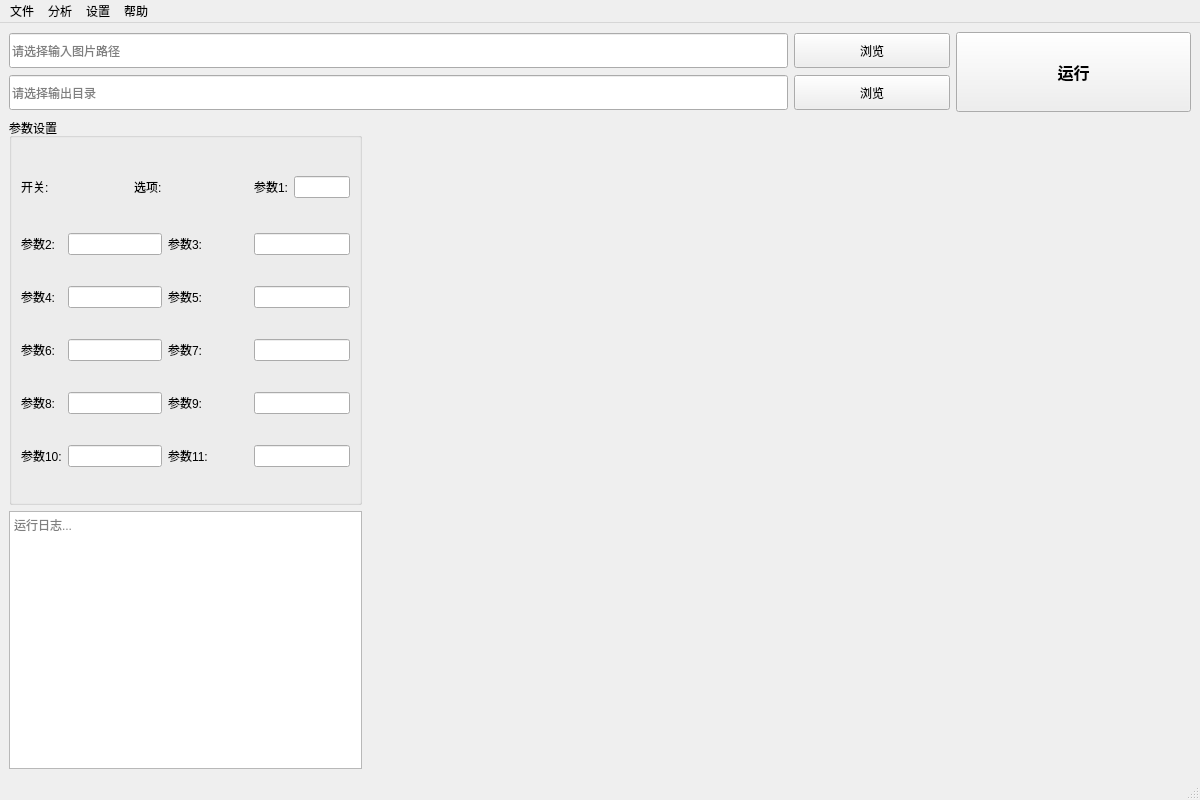
Qt form mainwindow.ui (Ruoave/Dark-optical-sectioning-with-Qt-) before a commit.
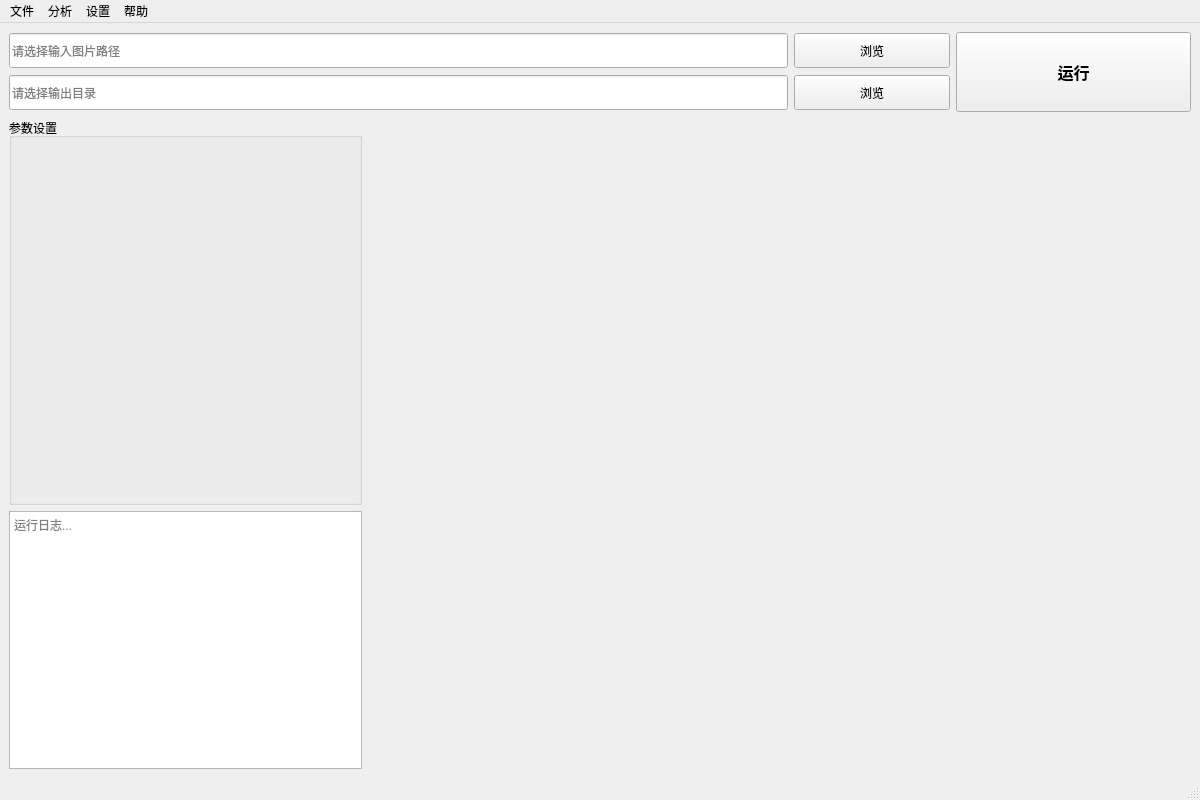
The same form after that commit.

Commit message: ui 4.1.0 绿区清空

```diff
--- a/mainwindow.ui
+++ b/mainwindow.ui
@@ -131,150 +131,6 @@
            <bool>false</bool>
           </property>
           <layout class="QGridLayout" name="gridLayout_params">
-           <item row="5" column="3">
-            <widget class="QLabel" name="label_param13">
-             <property name="text">
-              <string>参数11:</string>
-             </property>
-            </widget>
-           </item>
-           <item row="5" column="4" colspan="2">
-            <widget class="QLineEdit" name="lineEdit_param11"/>
-           </item>
-           <item row="3" column="4" colspan="2">
-            <widget class="QLineEdit" name="lineEdit_param7"/>
-           </item>
-           <item row="1" column="1" colspan="2">
-            <widget class="QLineEdit" name="lineEdit_param2"/>
-           </item>
-           <item row="0" column="0">
-            <widget class="QLabel" name="label_param1">
-             <property name="text">
-              <string>开关:</string>
-             </property>
-            </widget>
-           </item>
-           <item row="3" column="1" colspan="2">
-            <widget class="QLineEdit" name="lineEdit_param6"/>
-           </item>
-           <item row="2" column="1" colspan="2">
-            <widget class="QLineEdit" name="lineEdit_param4"/>
-           </item>
-           <item row="1" column="4" colspan="2">
-            <widget class="QLineEdit" name="lineEdit_param3"/>
-           </item>
-           <item row="5" column="0">
-            <widget class="QLabel" name="label_param12">
-             <property name="text">
-              <string>参数10:</string>
-             </property>
-            </widget>
-           </item>
-           <item row="0" column="3">
-            <widget class="QWidget" name="widget_checkboxContainer" native="true">
-             <property name="minimumSize">
-              <size>
-               <width>80</width>
-               <height>30</height>
-              </size>
-             </property>
-            </widget>
-           </item>
-           <item row="0" column="1">
-            <widget class="QWidget" name="widget_toggleContainer" native="true">
-             <property name="minimumSize">
-              <size>
-               <width>60</width>
-               <height>30</height>
-              </size>
-             </property>
-            </widget>
-           </item>
-           <item row="4" column="4" colspan="2">
-            <widget class="QLineEdit" name="lineEdit_param9"/>
-           </item>
-           <item row="1" column="3">
-            <widget class="QLabel" name="label_param5">
-             <property name="text">
-              <string>参数3:</string>
-             </property>
-            </widget>
-           </item>
-           <item row="4" column="0">
-            <widget class="QLabel" name="label_param10">
-             <property name="text">
-              <string>参数8:</string>
-             </property>
-            </widget>
-           </item>
-           <item row="1" column="0">
-            <widget class="QLabel" name="label_param4">
-             <property name="text">
-              <string>参数2:</string>
-             </property>
-            </widget>
-           </item>
-           <item row="3" column="3">
-            <widget class="QLabel" name="label_param9">
-             <property name="text">
-              <string>参数7:</string>
-             </property>
-            </widget>
-           </item>
-           <item row="0" column="2">
-            <widget class="QLabel" name="label_param2">
-             <property name="text">
-              <string>选项:</string>
-             </property>
-            </widget>
-           </item>
-           <item row="5" column="1" colspan="2">
-            <widget class="QLineEdit" name="lineEdit_param10"/>
-           </item>
-           <item row="2" column="4" colspan="2">
-            <widget class="QLineEdit" name="lineEdit_param5"/>
-           </item>
-           <item row="4" column="1" colspan="2">
-            <widget class="QLineEdit" name="lineEdit_param8"/>
-           </item>
-           <item row="4" column="3">
-            <widget class="QLabel" name="label_param11">
-             <property name="text">
-              <string>参数9:</string>
-             </property>
-            </widget>
-           </item>
-           <item row="2" column="3">
-            <widget class="QLabel" name="label_param7">
-             <property name="text">
-              <string>参数5:</string>
-             </property>
-            </widget>
-           </item>
-           <item row="2" column="0">
-            <widget class="QLabel" name="label_param6">
-             <property name="text">
-              <string>参数4:</string>
-             </property>
-            </widget>
-           </item>
-           <item row="3" column="0">
-            <widget class="QLabel" name="label_param8">
-             <property name="text">
-              <string>参数6:</string>
-             </property>
-            </widget>
-           </item>
-           <item row="0" column="4">
-            <widget class="QLabel" name="label_param3">
-             <property name="text">
-              <string>参数1:</string>
-             </property>
-            </widget>
-           </item>
-           <item row="0" column="5">
-            <widget class="QLineEdit" name="lineEdit_param1"/>
-           </item>
           </layout>
          </widget>
         </item>
```
The commit also changes 2 other files.
